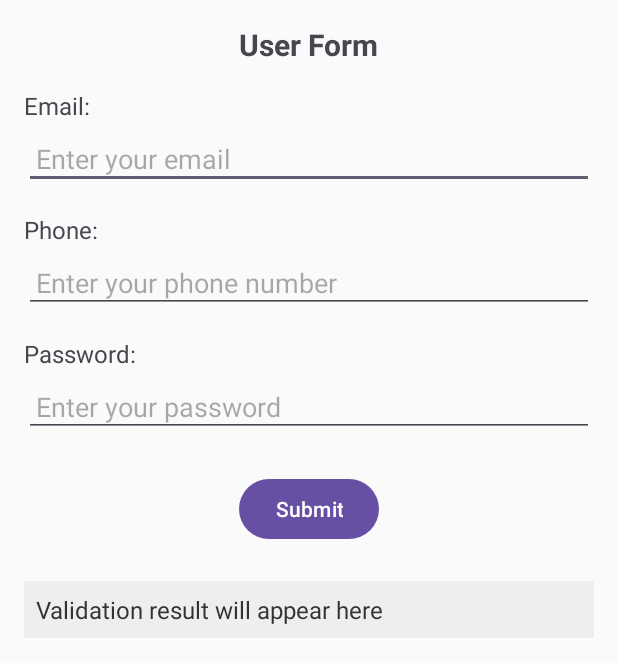
After one commit to BadhanDas1009/Combined_Assignment, an Android app: the Assignment3 screen opened directly, with no data from a screen before it, on a phone screen of 412 x 824 dp. The commit adds this screen. Shown: the top 663 px of the screen. Run offline under Robolectric (Android 15) with nearby library versions, the phone set to English and light mode, and no system bars.

Commit message:
Assignment 1,2,3 done

```diff
--- a/app/src/main/AndroidManifest.xml
+++ b/app/src/main/AndroidManifest.xml
@@ -13,10 +13,10 @@
         android:theme="@style/Theme.Combined_APP"
         tools:targetApi="31">
         <activity
-            android:name=".Assignment2"
+            android:name=".Assignment3"
             android:exported="false" />
         <activity
-            android:name=".Assignment3"
+            android:name=".Assignment2"
             android:exported="false" />
         <activity
             android:name=".Assignment1"
--- /dev/null
+++ b/app/src/main/java/com/example/combined_app/Assignment3.java
@@ -0,0 +1,86 @@
+package com.example.combined_app;
+
+
+import android.os.Bundle;
+import android.text.TextUtils;
+import android.widget.Button;
+import android.widget.EditText;
+import android.widget.TextView;
+
+import androidx.appcompat.app.AppCompatActivity;
+
+import java.util.regex.Pattern;
+
+public class Assignment3 extends AppCompatActivity {
+
+    EditText emailEditText, phoneEditText, passwordEditText;
+    Button submitButton;
+    TextView outputTextView;
+
+    @Override
+    protected void onCreate(Bundle savedInstanceState) {
+        super.onCreate(savedInstanceState);
+        setContentView(R.layout.activity_assignment3);
+
+        // Initialize widgets
+        emailEditText = findViewById(R.id.emailEditText);
+        phoneEditText = findViewById(R.id.phoneEditText);
+        passwordEditText = findViewById(R.id.passwordEditText);
+        submitButton = findViewById(R.id.submitButton);
+        outputTextView = findViewById(R.id.outputTextView);
+
+        // Set Submit Button Click Listener
+        submitButton.setOnClickListener(v -> validateForm());
+    }
+
+    // Validation logic
+    private void validateForm() {
+        String email = emailEditText.getText().toString().trim();
+        String phone = phoneEditText.getText().toString().trim();
+        String password = passwordEditText.getText().toString().trim();
+
+        StringBuilder result = new StringBuilder();
+
+        // Email validation
+        if (isValidEmail(email)) {
+            result.append("Email: Valid\n");
+        } else {
+            result.append("Email: Invalid\n");
+        }
+
+        // Phone validation
+        if (isValidPhone(phone)) {
+            result.append("Phone: Valid\n");
+        } else {
+            result.append("Phone: Invalid\n");
+        }
+
+        // Password validation
+        if (isValidPassword(password)) {
+            result.append("Password: Valid\n");
+        } else {
+            result.append("Password: Invalid\n");
+        }
+
+        // Display results
+        outputTextView.setText(result.toString());
+    }
+
+    // Email regex validation
+    private boolean isValidEmail(String email) {
+        return !TextUtils.isEmpty(email) &&
+                Pattern.matches("^[\\w.%+-]+@[\\w.-]+\\.[a-zA-Z]{2,6}$", email);
+    }
+
+    // Phone regex validation
+    private boolean isValidPhone(String phone) {
+        return !TextUtils.isEmpty(phone) &&
+                Pattern.matches("^\\+?\\d{10,13}$", phone);
+    }
+
+    // Password validation (at least 8 characters, including a number and a letter)
+    private boolean isValidPassword(String password) {
+        return !TextUtils.isEmpty(password) &&
+                Pattern.matches("^(?=.*[A-Za-z])(?=.*\\d)[A-Za-z\\d]{8,}$", password);
+    }
+}
--- a/app/src/main/java/com/example/combined_app/MainActivity.java
+++ b/app/src/main/java/com/example/combined_app/MainActivity.java
@@ -12,6 +12,7 @@ public class MainActivity extends AppCompatActivity {
 
    Button assignment_1;
     Button assignment_2;
+    Button assignment_3;
 
     @Override
     protected void onCreate(Bundle savedInstanceState) {
@@ -20,6 +21,7 @@ public class MainActivity extends AppCompatActivity {
 
         assignment_1 = findViewById(R.id.assignment_1);
         assignment_2 = findViewById(R.id.assgnment_2);
+        assignment_3 = findViewById(R.id.assignment_3);
 
         assignment_1.setOnClickListener(new View.OnClickListener() {
             @Override
@@ -38,6 +40,15 @@ public class MainActivity extends AppCompatActivity {
             }
         });
 
+        assignment_3.setOnClickListener(new View.OnClickListener() {
+            @Override
+            public void onClick(View view) {
+                Toast.makeText(MainActivity.this, "Button Pressed", Toast.LENGTH_SHORT).show();
+                Intent intent = new Intent(MainActivity.this,Assignment3.class);
+                startActivity(intent);
+            }
+        });
+
 
 
     }
--- /dev/null
+++ b/app/src/main/res/layout/activity_assignment3.xml
@@ -0,0 +1,94 @@
+<?xml version="1.0" encoding="utf-8"?>
+<ScrollView
+    xmlns:android="http://schemas.android.com/apk/res/android"
+    android:layout_width="match_parent"
+    android:layout_height="match_parent"
+    android:padding="16dp"
+    android:background="#FAFAFA">
+
+    <LinearLayout
+        android:layout_width="match_parent"
+        android:layout_height="wrap_content"
+        android:orientation="vertical">
+
+        <TextView
+            android:layout_width="wrap_content"
+            android:layout_height="wrap_content"
+            android:text="User Form"
+            android:textSize="20sp"
+            android:textStyle="bold"
+            android:layout_gravity="center"
+            android:layout_marginBottom="16dp" />
+
+        <!-- Email -->
+        <TextView
+            android:layout_width="wrap_content"
+            android:layout_height="wrap_content"
+            android:text="Email:"
+            android:textSize="16sp"
+            android:layout_marginBottom="4dp" />
+
+        <EditText
+            android:id="@+id/emailEditText"
+            android:layout_width="match_parent"
+            android:layout_height="wrap_content"
+            android:hint="Enter your email"
+            android:inputType="textEmailAddress"
+            android:padding="8dp" />
+
+        <!-- Phone -->
+        <TextView
+            android:layout_width="wrap_content"
+            android:layout_height="wrap_content"
+            android:text="Phone:"
+            android:textSize="16sp"
+            android:layout_marginTop="16dp"
+            android:layout_marginBottom="4dp" />
+
+        <EditText
+            android:id="@+id/phoneEditText"
+            android:layout_width="match_parent"
+            android:layout_height="wrap_content"
+            android:hint="Enter your phone number"
+            android:inputType="phone"
+            android:padding="8dp" />
+
+        <!-- Password -->
+        <TextView
+            android:layout_width="wrap_content"
+            android:layout_height="wrap_content"
+            android:text="Password:"
+            android:textSize="16sp"
+            android:layout_marginTop="16dp"
+            android:layout_marginBottom="4dp" />
+
+        <EditText
+            android:id="@+id/passwordEditText"
+            android:layout_width="match_parent"
+            android:layout_height="wrap_content"
+            android:hint="Enter your password"
+            android:inputType="textPassword"
+            android:padding="8dp" />
+
+        <!-- Submit Button -->
+        <Button
+            android:id="@+id/submitButton"
+            android:layout_width="wrap_content"
+            android:layout_height="wrap_content"
+            android:layout_marginTop="24dp"
+            android:layout_gravity="center"
+            android:text="Submit" />
+
+        <!-- Output TextView -->
+        <TextView
+            android:id="@+id/outputTextView"
+            android:layout_width="match_parent"
+            android:layout_height="wrap_content"
+            android:layout_marginTop="24dp"
+            android:textColor="#333"
+            android:padding="8dp"
+            android:text="Validation result will appear here"
+            android:background="#EEEEEE"
+            android:textSize="16sp" />
+    </LinearLayout>
+</ScrollView>
--- a/app/src/main/res/layout/activity_main.xml
+++ b/app/src/main/res/layout/activity_main.xml
@@ -45,7 +45,7 @@
             android:text="Assignment 2" />
 
         <Button
-            android:id="@+id/button3"
+            android:id="@+id/assignment_3"
             android:layout_width="0dp"
             android:layout_height="wrap_content"
             android:layout_weight="1"
```
